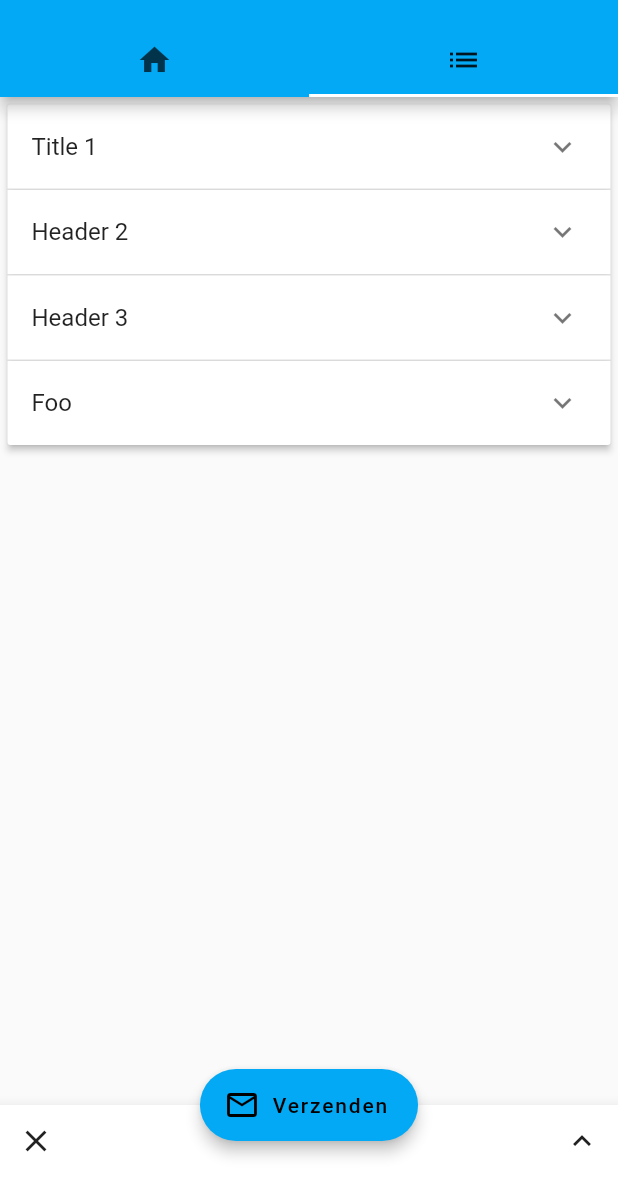
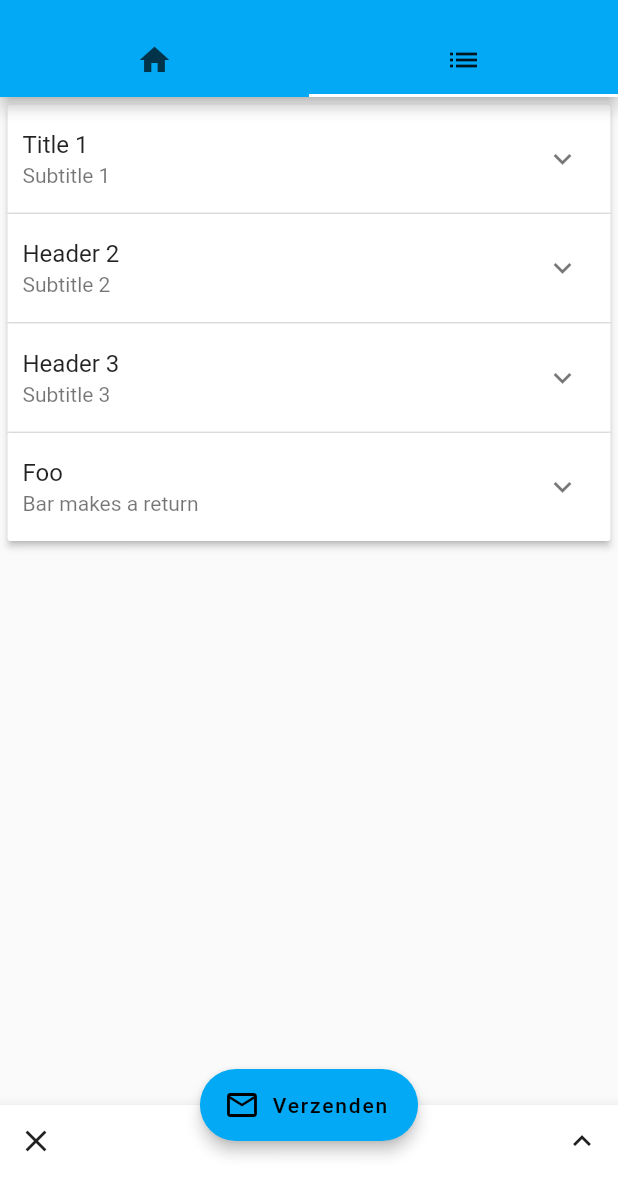
Before and after one commit to Kwonunn/arriva_app, a Flutter app: the screen it shows after launch, tab 2 chosen, on a phone screen of 412 x 824 dp, the part 59-1236 px from its top. Run offline on Flutter 3.47's test engine with Material 2 defaults, Android fonts, the phone set to English and light mode, and no system bars.

Commit message:
Added subtitle

```diff
--- a/lib/questions.dart
+++ b/lib/questions.dart
@@ -22,7 +22,9 @@ class QuestionListState extends State<QuestionList> {
                   canTapOnHeader: true,
                   headerBuilder: (BuildContext context, bool isExpanded) {
                     return ListTile(
+                      contentPadding: EdgeInsets.symmetric(horizontal: 10, vertical: 0),
                       title: item.headerValue,
+                      subtitle: item.headerSub,
                     );
                   },
                   body: ListTile(
@@ -36,25 +38,27 @@ class QuestionListState extends State<QuestionList> {
 }
 
 class QuestionBox {
-  QuestionBox(String headerText, String expandedText) {
+  QuestionBox(String headerText, String headerSub, String expandedText) {
     this.headerValue = Text(headerText);
+    this.headerSub = Text(headerSub);
     this.expandedValue =
         Container(child: Text(expandedText), padding: EdgeInsets.all(10));
     this.isExpanded = false;
   }
 
+  Text headerValue;
+  Text headerSub;
   Widget expandedValue;
-  Text headerValue;
   bool isExpanded;
 }
 
 final List<QuestionBox> questions = [
-  QuestionBox("Title 1",
+  QuestionBox("Title 1", "Subtitle 1",
       "Lorem ipsum dolor sit amet, consectetur adipiscing elit. Nam porttitor ligula in eleifend mattis. In hac habitasse platea dictumst. Donec ullamcorper purus tempor sem iaculis ullamcorper nec at magna. Curabitur tempor diam blandit massa laoreet auctor. Aenean a sem blandit, mattis ex vel, sagittis eros. Nulla a magna laoreet velit pretium tincidunt. Nullam id varius quam. Pellentesque semper dui lorem, in malesuada diam venenatis molestie."),
-  QuestionBox("Header 2",
+  QuestionBox("Header 2", "Subtitle 2",
       "Nulla facilisi. Nam sed erat vel lorem suscipit finibus. Aliquam tincidunt vulputate justo, sed faucibus nisi gravida vel. Donec in ultricies risus. Nam ut nunc mauris. Nullam viverra maximus leo, vitae elementum turpis tristique eu. Nam velit arcu, consequat in risus eu, varius tincidunt enim. Phasellus tempus augue ut sapien tincidunt, ac venenatis leo maximus. Maecenas maximus nec ante et sagittis. Duis ac condimentum magna, nec lobortis ipsum. Sed rutrum aliquam leo vitae luctus. Aliquam eget semper turpis, eget dapibus dolor. Sed pellentesque mi id commodo vehicula. Nulla eu rhoncus sem, at tempus justo. Vestibulum massa odio, fringilla vitae aliquam non, sollicitudin vel turpis."),
-  QuestionBox("Header 3",
+  QuestionBox("Header 3", "Subtitle 3",
       "Fusce interdum est sapien, eget molestie libero convallis non. Etiam imperdiet facilisis condimentum. Aenean pretium augue tortor, eget commodo quam dictum non. Aenean dapibus orci non dui ornare ornare. Praesent pulvinar ut mauris quis gravida. Nullam mattis viverra justo, eget posuere velit imperdiet sed. Donec bibendum id nulla eu rutrum. Duis feugiat, neque ut ultrices pellentesque, lectus dui mollis purus, et aliquet erat velit eget enim. Nulla nunc enim, convallis et dolor non, faucibus maximus erat. Curabitur sed pharetra libero. Proin at metus ligula. Integer eget lorem tortor. Pellentesque sodales felis turpis, vel imperdiet nibh commodo at."),
-  QuestionBox("Foo",
+  QuestionBox("Foo", "Bar makes a return",
       "Mauris at enim consectetur, ultricies lorem sit amet, porttitor lectus. Nam cursus consectetur egestas. Nunc aliquet urna sit amet lacus porta facilisis vitae ac velit. Phasellus sollicitudin, lacus non posuere imperdiet, elit leo auctor ligula, in aliquet massa nisi dictum lectus. Vivamus auctor dapibus commodo. Curabitur in accumsan orci. Vivamus turpis risus, accumsan vel porta a, fermentum ac quam. Pellentesque posuere nisi vitae libero maximus tempor. Nunc consectetur ipsum tellus, et ultricies sapien dignissim non. Aenean ornare ex sed ornare venenatis. Duis blandit nisl nec arcu blandit efficitur. Praesent sit amet neque vitae sem cursus malesuada. Cras eget pretium ipsum."),
 ];
```
